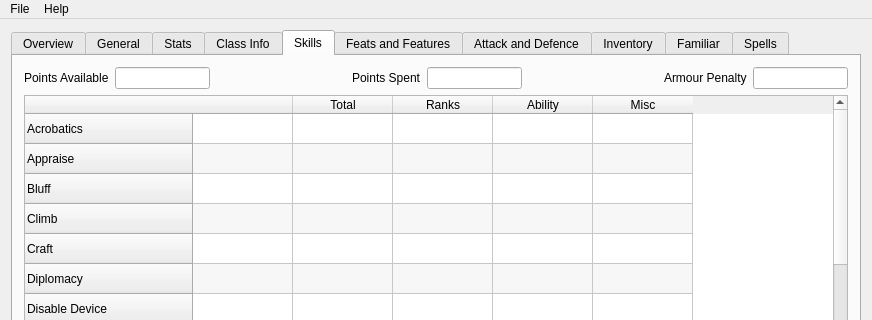
First picture: the form in mainwindow.ui, repository apocolypse600/PathfinderCharacterCreator, before the edit; both pictures show x 0 to 872 and y 0 to 320 of the 872 by 563 pixel window.
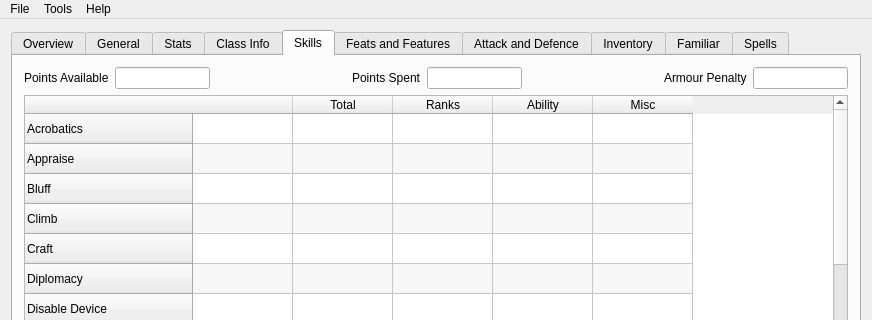
Second picture: the form after the edit.

```diff
--- a/mainwindow.ui
+++ b/mainwindow.ui
@@ -1695,7 +1695,14 @@
     </property>
     <addaction name="actionAbout"/>
    </widget>
+   <widget class="QMenu" name="menuTools">
+    <property name="title">
+     <string>Tools</string>
+    </property>
+    <addaction name="actionDice_Roller"/>
+   </widget>
    <addaction name="menuFile"/>
+   <addaction name="menuTools"/>
    <addaction name="menuHelp"/>
   </widget>
   <widget class="QStatusBar" name="statusBar"/>
```
Left out of the diff: 5 changed lines with no effect on the pictures.
